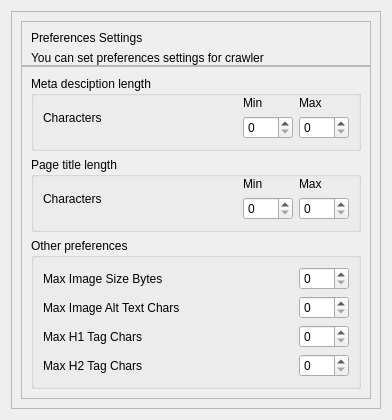
Qt form quickiewebbot/ui/preferences_settings.ui (andrascii/RiveSolutions_SEO_Spider) before a commit.
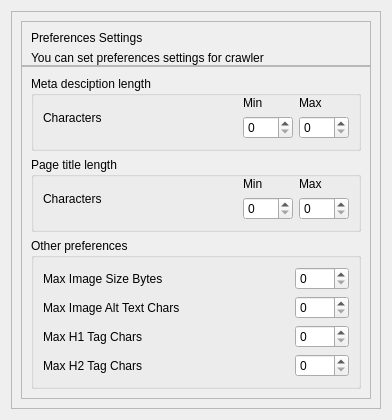
The same form after that commit.

```diff
--- a/quickiewebbot/ui/preferences_settings.ui
+++ b/quickiewebbot/ui/preferences_settings.ui
@@ -323,6 +323,9 @@
                   <height>0</height>
                  </size>
                 </property>
+                <property name="maximum">
+                 <number>3000</number>
+                </property>
                 <property name="controlKey" stdset="0">
                  <string notr="true">maxImageSize</string>
                 </property>
@@ -342,6 +345,9 @@
                   <height>0</height>
                  </size>
                 </property>
+                <property name="maximum">
+                 <number>3000</number>
+                </property>
                 <property name="controlKey" stdset="0">
                  <string notr="true">maxImageAltTextChars</string>
                 </property>
@@ -361,6 +367,9 @@
                   <height>0</height>
                  </size>
                 </property>
+                <property name="maximum">
+                 <number>300</number>
+                </property>
                 <property name="controlKey" stdset="0">
                  <string notr="true">maxH1LengthChars</string>
                 </property>
@@ -380,6 +389,9 @@
                   <height>0</height>
                  </size>
                 </property>
+                <property name="maximum">
+                 <number>300</number>
+                </property>
                 <property name="controlKey" stdset="0">
                  <string notr="true">maxH2LengthChars</string>
                 </property>
```
Left out of the diff: 12 changed lines with no effect on the pictures.
